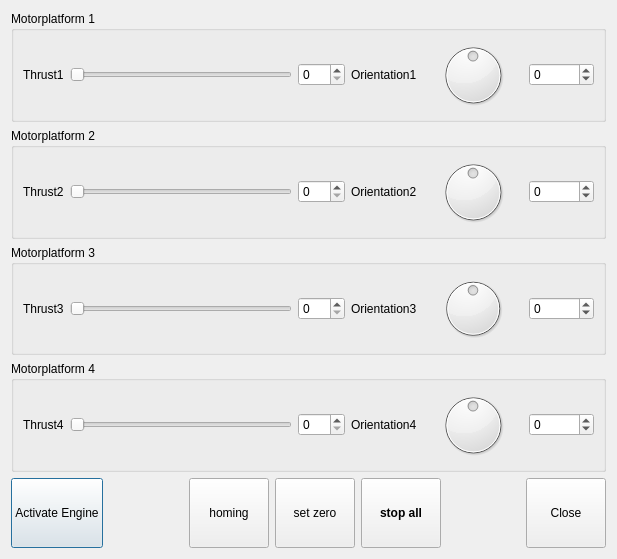
This is src/ui/TestphaseWidget.ui in skye-git/qgroundcontrol-old as Qt 5 draws it before an edit. The edited form follows.
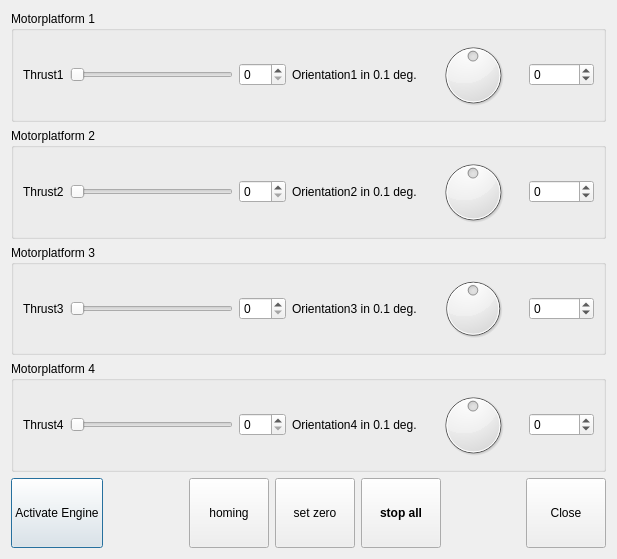
This is the edited form.

Commit message: Mavlink messages motor from TestphaseWidget and MotorSignals adjusted, QGCMapRing debugged

```diff
--- a/src/ui/TestphaseWidget.ui
+++ b/src/ui/TestphaseWidget.ui
@@ -47,7 +47,7 @@
       <item>
        <widget class="QLabel" name="label_2">
         <property name="text">
-         <string>Orientation1</string>
+         <string>Orientation1 in 0.1 deg.</string>
         </property>
        </widget>
       </item>
@@ -107,7 +107,7 @@
       <item>
        <widget class="QLabel" name="label_4">
         <property name="text">
-         <string>Orientation2</string>
+         <string>Orientation2 in 0.1 deg.</string>
         </property>
        </widget>
       </item>
@@ -167,7 +167,7 @@
       <item>
        <widget class="QLabel" name="label_6">
         <property name="text">
-         <string>Orientation3</string>
+         <string>Orientation3 in 0.1 deg.</string>
         </property>
        </widget>
       </item>
@@ -227,7 +227,7 @@
       <item>
        <widget class="QLabel" name="label_8">
         <property name="text">
-         <string>Orientation4</string>
+         <string>Orientation4 in 0.1 deg.</string>
         </property>
        </widget>
       </item>
```
Left out of the diff: 32 changed lines with no effect on the pictures. The commit also changes 7 other files.
